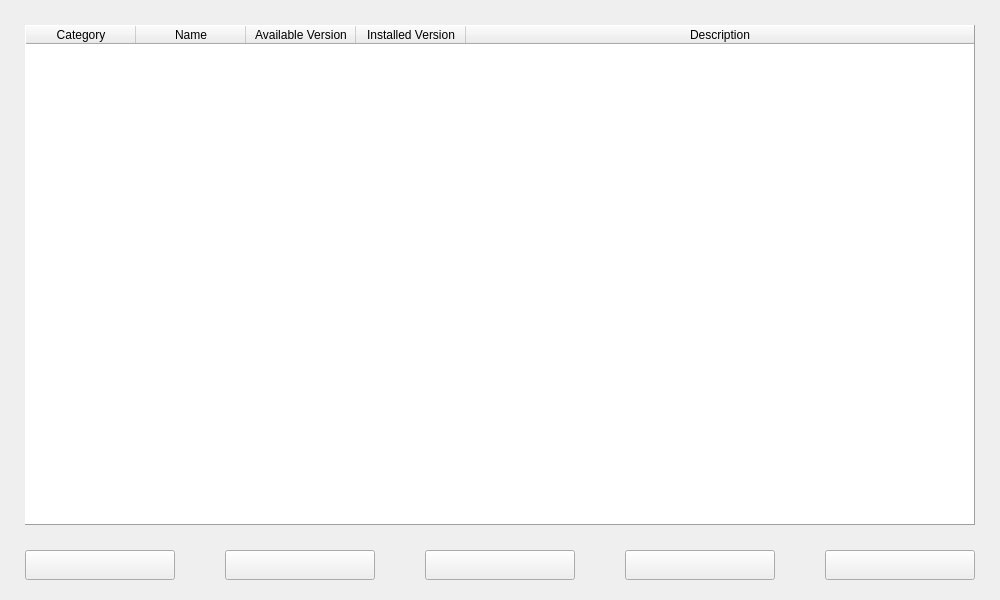
Qt form src/frontend/gui/ui/sisyphus-gui.ui (redcorelinux/sisyphus) before a commit.
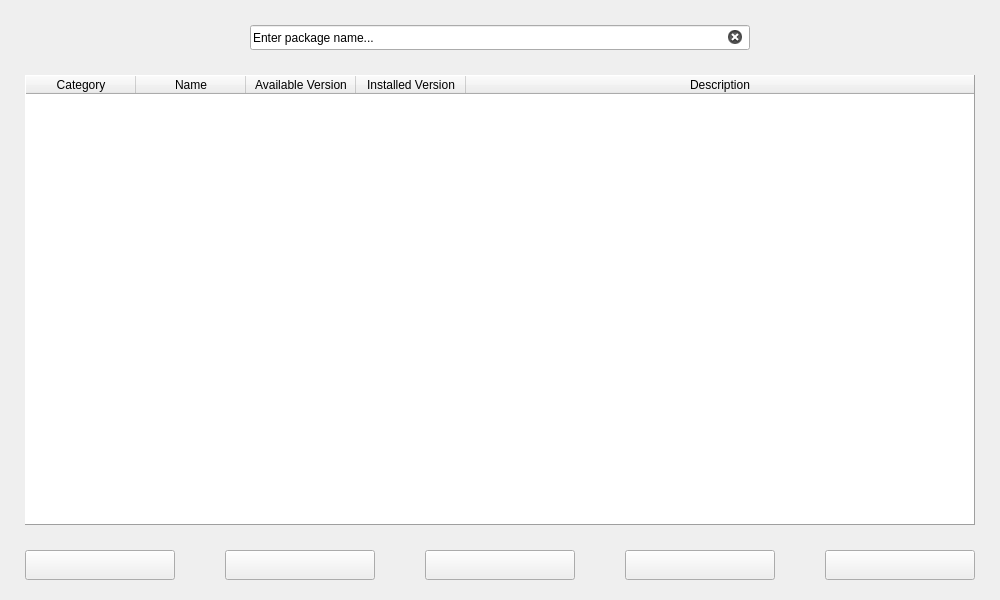
The same form after that commit. Icons and pictures are not drawn.

Commit message: enable filtering widget (signals not yet connected)

```diff
--- a/src/frontend/gui/ui/sisyphus-gui.ui
+++ b/src/frontend/gui/ui/sisyphus-gui.ui
@@ -36,9 +36,9 @@
    <property name="geometry">
     <rect>
      <x>25</x>
-     <y>25</y>
+     <y>75</y>
      <width>950</width>
-     <height>500</height>
+     <height>450</height>
     </rect>
    </property>
    <property name="maximumSize">
@@ -230,6 +230,22 @@
     </size>
    </property>
   </widget>
+  <widget class="QLineEdit" name="input">
+   <property name="geometry">
+    <rect>
+     <x>250</x>
+     <y>25</y>
+     <width>500</width>
+     <height>25</height>
+    </rect>
+   </property>
+   <property name="text">
+    <string>Enter package name...</string>
+   </property>
+   <property name="clearButtonEnabled">
+    <bool>true</bool>
+   </property>
+  </widget>
  </widget>
  <tabstops>
   <tabstop>table_everything</tabstop>
```
Left out of the diff: 24 changed lines with no effect on the pictures. The commit also changes 1 other file.
